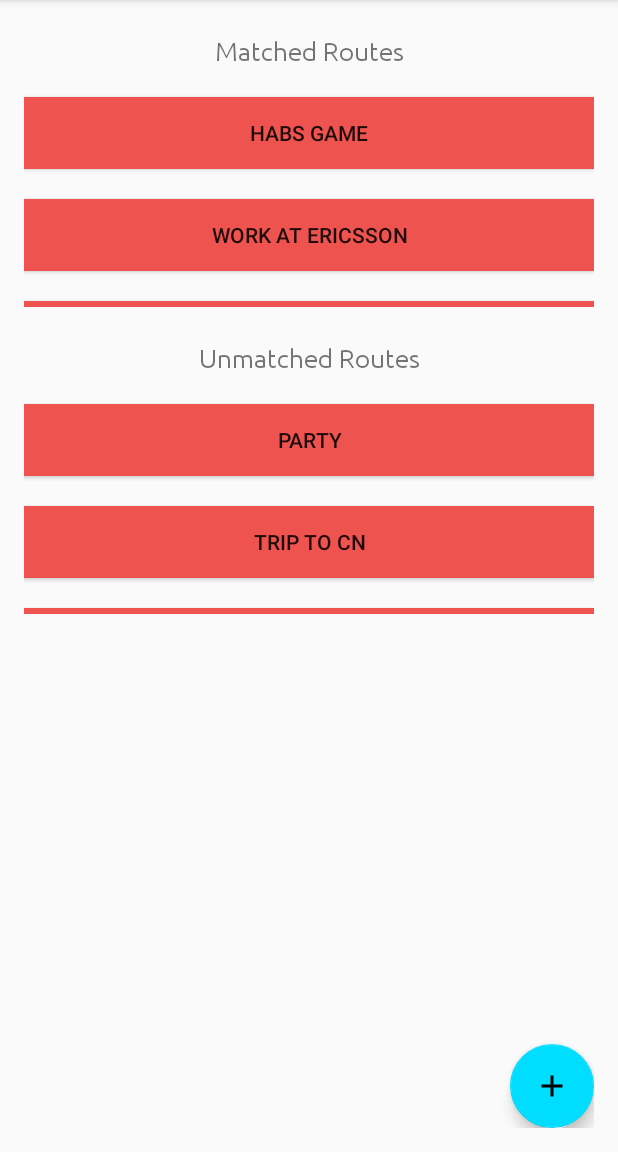
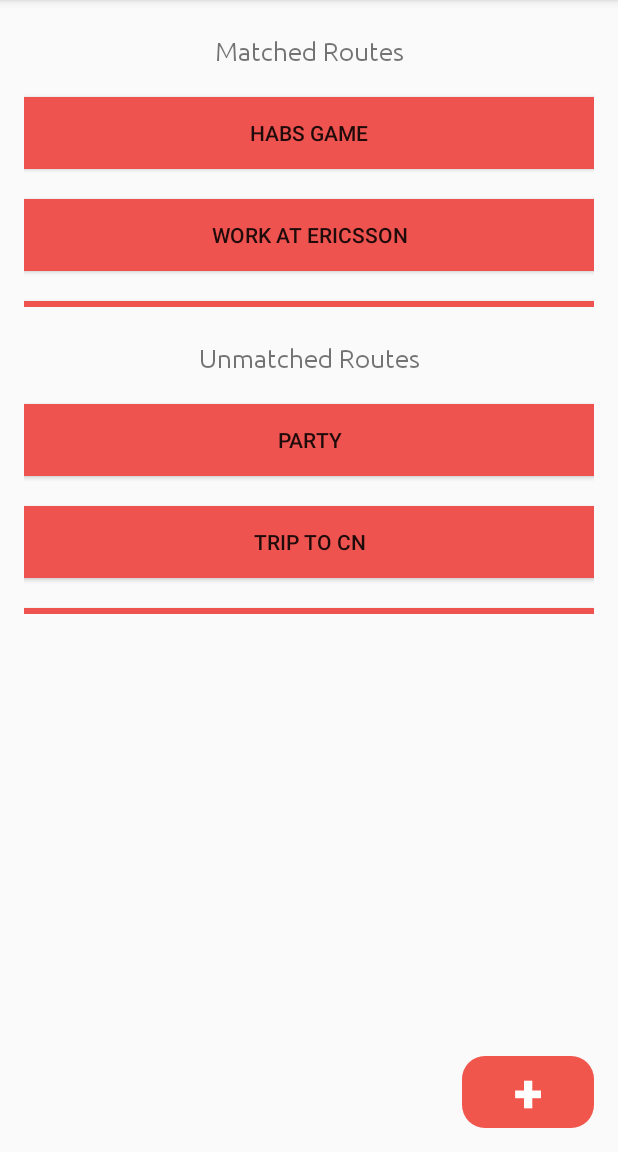
Before and after one commit to adrielFab/Kaasch, an Android app: the HomePage screen opened directly, with no data from a screen before it, on a phone screen of 412 x 824 dp, the part 84-1236 px from its top. Run offline under Robolectric (Android 15) with nearby library versions, the phone set to English and light mode, and no system bars.

Commit message:
IK-118 Floating action button replaced with a regular button. Appropriate changes made to the Prefence page xml and java pages. Styling changes: removed shadow, background color change on click for feedback

```diff
--- a/client/app/src/main/java/com/example/mrides/Activity/HomePage.java
+++ b/client/app/src/main/java/com/example/mrides/Activity/HomePage.java
@@ -9,7 +9,6 @@ package com.example.mrides.Activity;
 import android.content.Intent;
 import android.graphics.Typeface;
 import android.support.annotation.NonNull;
-import android.support.design.widget.FloatingActionButton;
 import android.support.design.widget.NavigationView;
 import android.support.v4.widget.DrawerLayout;
 import android.support.v7.app.ActionBarDrawerToggle;
@@ -23,7 +22,7 @@ import android.widget.TextView;
 import com.example.mrides.R;
 
 
-public class HomePage extends AppCompatActivity implements View.OnClickListener, NavigationView.OnNavigationItemSelectedListener {
+public class HomePage extends AppCompatActivity implements NavigationView.OnNavigationItemSelectedListener {
 
     private Typeface tf1;
     private TextView textViewMatch, textViewUnmatch;
@@ -33,7 +32,6 @@ public class HomePage extends AppCompatActivity implements View.OnClickListener,
     private DrawerLayout drawerLayout;
     private ActionBarDrawerToggle toggle;
     private NavigationView navigationView;
-    private FloatingActionButton floatingActionButton;
 
     /**
      * Method that creates the activity
@@ -52,22 +50,27 @@ public class HomePage extends AppCompatActivity implements View.OnClickListener,
 
         getSupportActionBar().setDisplayHomeAsUpEnabled(true);
 
-        navigationView = (NavigationView) findViewById(R.id.navvy);
-        navigationView.setNavigationItemSelectedListener(this);
-
         tf1 = Typeface.createFromAsset(getAssets(), "Ubuntu-L.ttf");
         textViewMatch = (TextView) findViewById(R.id.textViewMatch);
         textViewMatch.setTypeface(tf1);
         textViewUnmatch = (TextView) findViewById(R.id.textViewUnmatch);
         textViewUnmatch.setTypeface(tf1);
 
-        floatingActionButton = (FloatingActionButton) findViewById(R.id.fab);
-        floatingActionButton.setOnClickListener(this);
 
         createMatchedRoutes();
         createUnmatchedRoutes();
 
 
+    }
+
+    /**
+     * Method moves to the first preference page (PreferencePageActivity)
+     * @param view
+     */
+    public void goToPreferencePage(View view) {
+
+        Intent intent = new Intent(HomePage.this, PreferencePageActivity.class);
+        startActivity(intent);
     }
 
     /**
@@ -83,20 +86,6 @@ public class HomePage extends AppCompatActivity implements View.OnClickListener,
         return super.onOptionsItemSelected(item);
     }
 
-    /**
-     *
-     * @param view
-     */
-    @Override
-    public void onClick(View view) {
-
-        switch(view.getId()) {
-            case R.id.fab:
-                Intent intentCreate = new Intent(this, PreferencePageActivity.class);
-                startActivity(intentCreate);
-                break;
-        }
-    }
 
     /**
      * Displays the matched routes of the user
--- /dev/null
+++ b/client/app/src/main/res/drawable/circular_button.xml
@@ -0,0 +1,15 @@
+<?xml version="1.0" encoding="utf-8" ?>
+<selector xmlns:android="http://schemas.android.com/apk/res/android">
+    <item android:state_pressed="true" >
+        <shape android:shape="rectangle">
+            <corners android:radius="15dp" />
+            <solid android:color="@color/colorPrimaryDark" />
+        </shape>
+    </item>
+    <item>
+        <shape android:shape="rectangle">
+            <corners android:radius="15dp" />
+            <solid android:color="@color/orangeAccent" />
+        </shape>
+    </item>
+</selector>
--- a/client/app/src/main/res/layout/activity_home_page.xml
+++ b/client/app/src/main/res/layout/activity_home_page.xml
@@ -10,18 +10,14 @@
     android:paddingLeft="@dimen/activity_horizontal_margin"
     android:paddingRight="@dimen/activity_horizontal_margin"
     android:paddingTop="@dimen/activity_vertical_margin"
+    android:weightSum ="10"
     tools:context="com.example.mrides.Activity.HomePage">
-
-    <include
-        layout="@layout/app_bar_main"
-        android:layout_width="match_parent"
-        android:layout_height="match_parent"
-        />
 
     <LinearLayout
         android:layout_width="match_parent"
-        android:layout_height="match_parent"
-        android:orientation="vertical">
+        android:layout_height="0dip"
+        android:orientation="vertical"
+        android:layout_weight="9">
 
         <TextView
             android:text="@string/matched_routes"
@@ -64,6 +60,26 @@
                 android:orientation="vertical"
                 android:id="@+id/layoutScrollUnmatch"/>
         </ScrollView>
+    </LinearLayout>
+    <LinearLayout
+        android:layout_width="match_parent"
+        android:layout_height="0dip"
+        android:layout_weight="1"
+        android:gravity="right|bottom"
+        android:orientation="vertical"
+        android:paddingBottom="@dimen/activity_vertical_margin"
+        android:paddingLeft="@dimen/activity_horizontal_margin"
+        android:paddingRight="@dimen/activity_horizontal_margin"
+        android:paddingTop="@dimen/activity_vertical_margin">
+
+        <Button
+            android:layout_width="wrap_content"
+            android:layout_height="wrap_content"
+            android:text="+"
+            android:background="@drawable/circular_button"
+            style="@style/large_white"
+            android:id="@+id/buttonGoToPreference"
+            android:onClick="goToPreferencePage"/>
 
     </LinearLayout>
 
--- a/client/app/src/main/res/layout/app_bar_main.xml
+++ /dev/null
@@ -1,17 +0,0 @@
-<?xml version="1.0" encoding="utf-8"?>
-<android.support.design.widget.CoordinatorLayout
-    xmlns:android="http://schemas.android.com/apk/res/android"
-    xmlns:app="http://schemas.android.com/apk/res-auto"
-    android:orientation="vertical"
-              android:layout_width="match_parent"
-              android:layout_height="match_parent">
-
-    <android.support.design.widget.FloatingActionButton
-        android:id="@+id/fab"
-        android:layout_width="wrap_content"
-        android:layout_height="wrap_content"
-        android:layout_gravity="bottom|end"
-        android:layout_margin="@dimen/fab_margin"
-        android:src="@drawable/ic_add_black_24dp"
-        app:backgroundTint="@android:color/holo_blue_bright"/>
-</android.support.design.widget.CoordinatorLayout>
--- a/client/app/src/main/res/values/styles.xml
+++ b/client/app/src/main/res/values/styles.xml
@@ -20,6 +20,7 @@
         <item name="android:background">@color/orangeAccent</item>
         <item name="android:textSize">20sp</item>
     </style>
+
 
     <style name="greyButton">
         <item name="android:textColor">#ffffff</item>
@@ -60,7 +61,11 @@
         <item name="android:textSize">20dp </item>
         <item name="android:textColor">#000000</item>
         <item name="android:gravity">center</item>
-
+    </style>
+    <style name="large_white" parent="@style/Widget.AppCompat.Button.Borderless">
+        <item name="android:textColor">#ffffff</item>
+        <item name="android:textSize">35dp</item>
+        <item name="android:textStyle">bold</item>
     </style>
 
     <style name="AppTheme.AppBarOverlay" parent="ThemeOverlay.AppCompat.Dark.ActionBar" />
```
